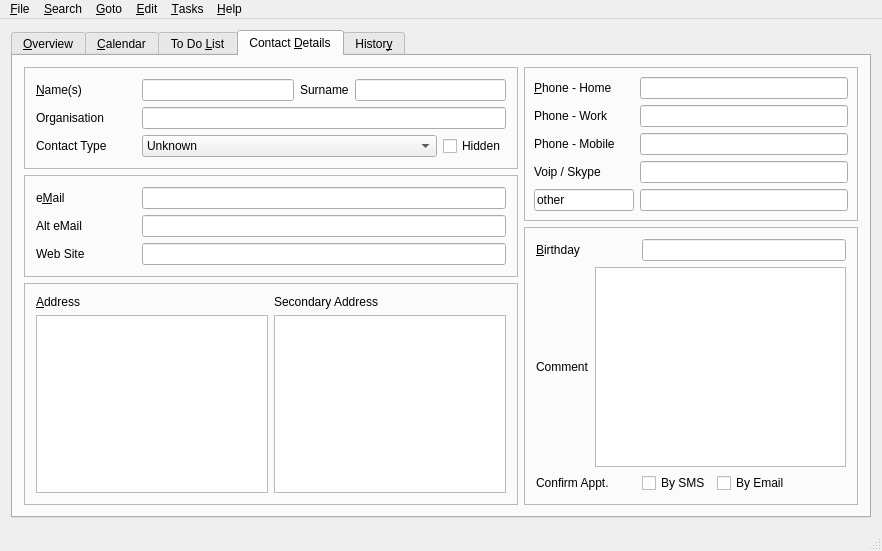
Before: the Qt Designer form mainwindow.ui in trumpton/ContactManager, drawn with Qt 5.
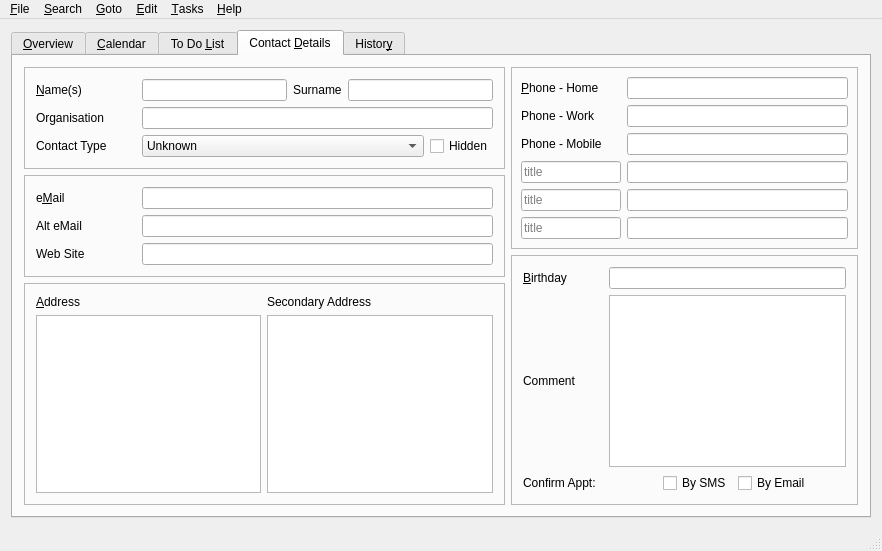
After: the same form once the commit is applied. The open tabs and pages were chosen to show the change. Icons and pictures are not drawn. Custom widgets are drawn as their Qt base class.

Diff of the .ui file:
```diff
--- a/mainwindow.ui
+++ b/mainwindow.ui
@@ -713,36 +713,6 @@
                </item>
               </layout>
              </item>
-             <item>
-              <layout class="QHBoxLayout" name="horizontalLayout_20">
-               <item>
-                <widget class="QLabel" name="LabelVoip">
-                 <property name="minimumSize">
-                  <size>
-                   <width>100</width>
-                   <height>0</height>
-                  </size>
-                 </property>
-                 <property name="maximumSize">
-                  <size>
-                   <width>100</width>
-                   <height>16777215</height>
-                  </size>
-                 </property>
-                 <property name="text">
-                  <string>Voip / Skype</string>
-                 </property>
-                </widget>
-               </item>
-               <item>
-                <widget class="SafeLineEdit" name="editVoip">
-                 <property name="accessibleName">
-                  <string>VOIP Phone</string>
-                 </property>
-                </widget>
-               </item>
-              </layout>
-             </item>
              <item>
               <layout class="QHBoxLayout" name="horizontalLayout_21">
                <item>
@@ -763,7 +733,10 @@
                   <string>Other Phone Title</string>
                  </property>
                  <property name="text">
-                  <string>other</string>
+                  <string/>
+                 </property>
+                 <property name="placeholderText">
+                  <string>title</string>
                  </property>
                 </widget>
                </item>
@@ -776,6 +749,65 @@
                </item>
               </layout>
              </item>
+             <item>
+              <layout class="QHBoxLayout" name="horizontalLayout_23">
+               <property name="topMargin">
+                <number>0</number>
+               </property>
+               <item>
+                <widget class="SafeLineEdit" name="edit3Title">
+                 <property name="minimumSize">
+                  <size>
+                   <width>100</width>
+                   <height>0</height>
+                  </size>
+                 </property>
+                 <property name="maximumSize">
+                  <size>
+                   <width>100</width>
+                   <height>16777215</height>
+                  </size>
+                 </property>
+                 <property name="placeholderText">
+                  <string>title</string>
+                 </property>
+                </widget>
+               </item>
+               <item>
+                <widget class="SafeLineEdit" name="edit3"/>
+               </item>
+              </layout>
+             </item>
+             <item>
+              <layout class="QHBoxLayout" name="horizontalLayout_20">
+               <item>
+                <widget class="SafeLineEdit" name="edit4Title">
+                 <property name="minimumSize">
+                  <size>
+                   <width>100</width>
+                   <height>0</height>
+                  </size>
+                 </property>
+                 <property name="maximumSize">
+                  <size>
+                   <width>100</width>
+                   <height>16777215</height>
+                  </size>
+                 </property>
+                 <property name="placeholderText">
+                  <string>title</string>
+                 </property>
+                </widget>
+               </item>
+               <item>
+                <widget class="SafeLineEdit" name="edit4">
+                 <property name="accessibleName">
+                  <string>VOIP Phone</string>
+                 </property>
+                </widget>
+               </item>
+              </layout>
+             </item>
             </layout>
            </widget>
           </item>
@@ -794,10 +826,16 @@
                 <widget class="QLabel" name="labelBirthday">
                  <property name="minimumSize">
                   <size>
-                   <width>100</width>
+                   <width>80</width>
                    <height>0</height>
                   </size>
                  </property>
+                 <property name="maximumSize">
+                  <size>
+                   <width>80</width>
+                   <height>16777215</height>
+                  </size>
+                 </property>
                  <property name="text">
                   <string>&lt;u&gt;B&lt;/u&gt;irthday</string>
                  </property>
@@ -819,6 +857,18 @@
               <layout class="QHBoxLayout" name="horizontalLayout_15">
                <item>
                 <widget class="QLabel" name="labelComment">
+                 <property name="minimumSize">
+                  <size>
+                   <width>80</width>
+                   <height>0</height>
+                  </size>
+                 </property>
+                 <property name="maximumSize">
+                  <size>
+                   <width>80</width>
+                   <height>16777215</height>
+                  </size>
+                 </property>
                  <property name="text">
                   <string>Comment</string>
                  </property>
@@ -847,10 +897,23 @@
                   </size>
                  </property>
                  <property name="text">
-                  <string>Confirm Appt.</string>
+                  <string>Confirm Appt:</string>
                  </property>
                 </widget>
                </item>
+               <item>
+                <spacer name="horizontalSpacer_2">
+                 <property name="orientation">
+                  <enum>Qt::Horizontal</enum>
+                 </property>
+                 <property name="sizeHint" stdset="0">
+                  <size>
+                   <width>40</width>
+                   <height>20</height>
+                  </size>
+                 </property>
+                </spacer>
+               </item>
                <item>
                 <widget class="QCheckBox" name="checkTextMe">
                  <property name="accessibleName">
```
Left out of the diff: 23 changed lines with no effect on the pictures.
